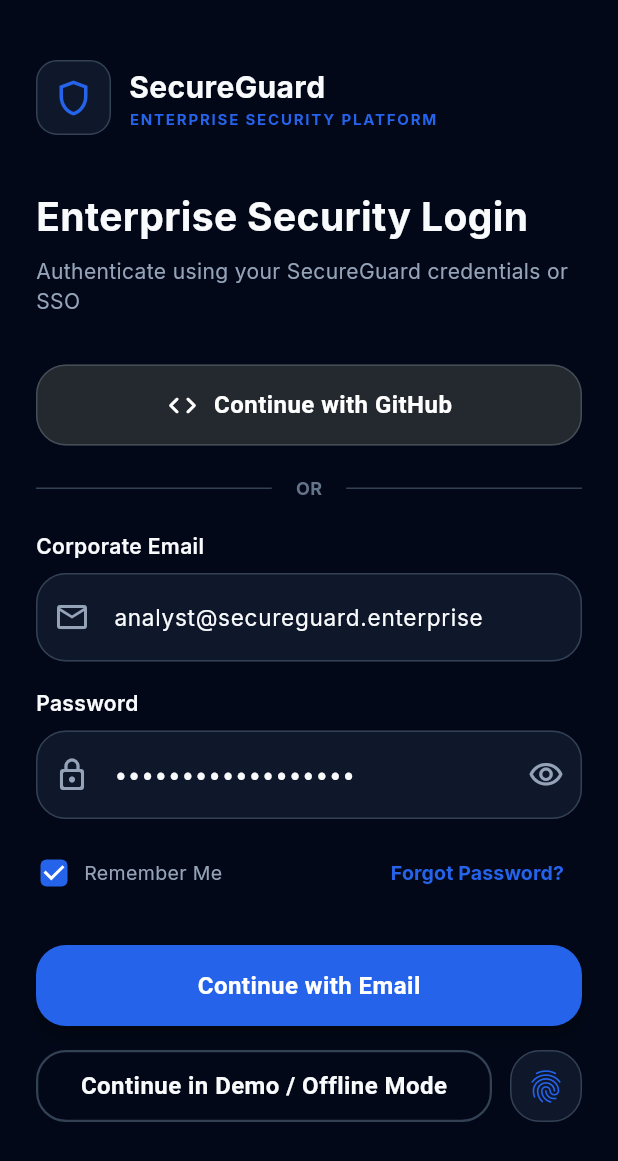
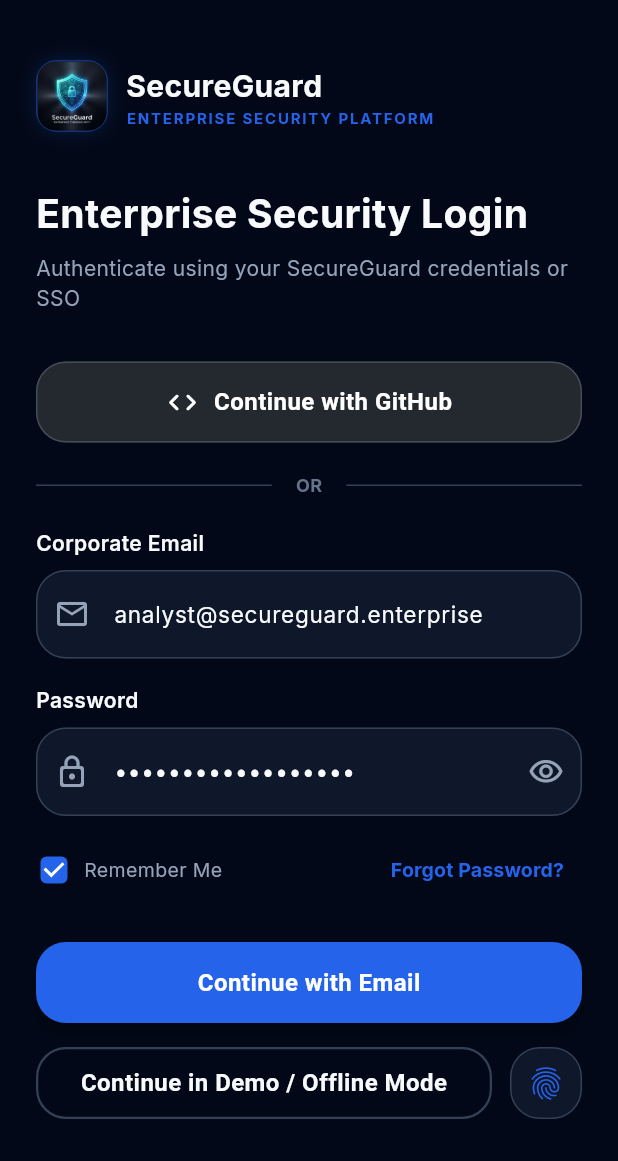
Before and after one commit to NATTOMR/secureguard-mobile, a Flutter app: the screen it shows after launch, on a phone screen of 412 x 824 dp. Shown: the top 1161 px of the screen. Run offline on Flutter 3.47's test engine with Material 3 defaults, Android fonts, the phone set to English and light mode, and no system bars; drawn by our look-alikes of flutter_animate; our stand-ins replace connectivity_plus, dio, equatable, firebase_core, firebase_messaging, fl_chart and 9 more; accounts and stored records are empty.

Commit message:
feat: add glowing custom cyber SOC launcher icon and polished splash branding

```diff
--- a/lib/features/auth/presentation/login_screen.dart
+++ b/lib/features/auth/presentation/login_screen.dart
@@ -147,13 +147,23 @@
                 Row(
                   children: [
                     Container(
-                      padding: const EdgeInsets.all(10),
+                      width: 48,
+                      height: 48,
                       decoration: BoxDecoration(
                         color: AppColors.surface,
                         borderRadius: BorderRadius.circular(14),
-                        border: Border.all(color: AppColors.cardBorder),
+                        border: Border.all(color: AppColors.primary.withValues(alpha: 0.4)),
+                        boxShadow: [
+                          BoxShadow(
+                            color: AppColors.primary.withValues(alpha: 0.2),
+                            blurRadius: 10,
+                          ),
+                        ],
                       ),
-                      child: const Icon(Icons.shield_outlined, color: AppColors.primary, size: 28),
+                      child: ClipRRect(
+                        borderRadius: BorderRadius.circular(12),
+                        child: Image.asset('assets/images/app_icon.png', fit: BoxFit.cover),
+                      ),
                     ),
                     const SizedBox(width: 12),
                     Column(
```
Also changed, not shown: lib/features/splash/splash_screen.dart (+15 -11 lines), assets/images/app_icon.png (added), 5 other files.
